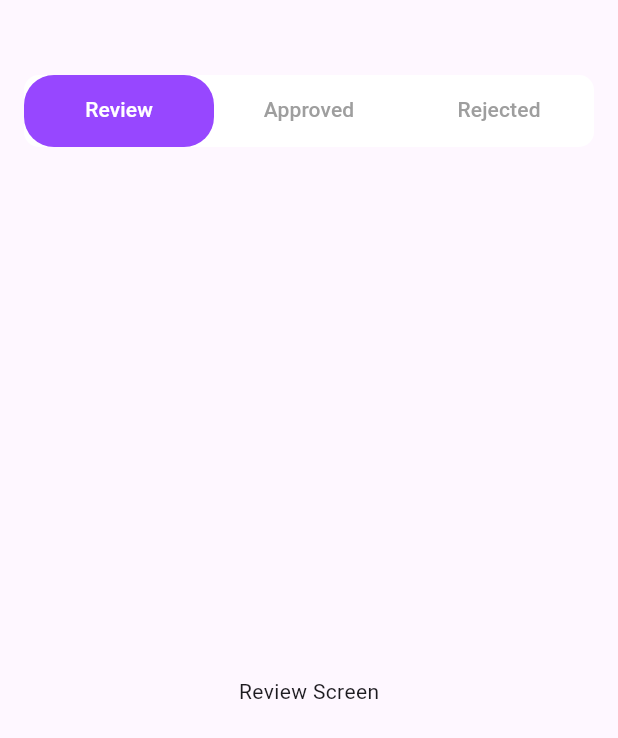
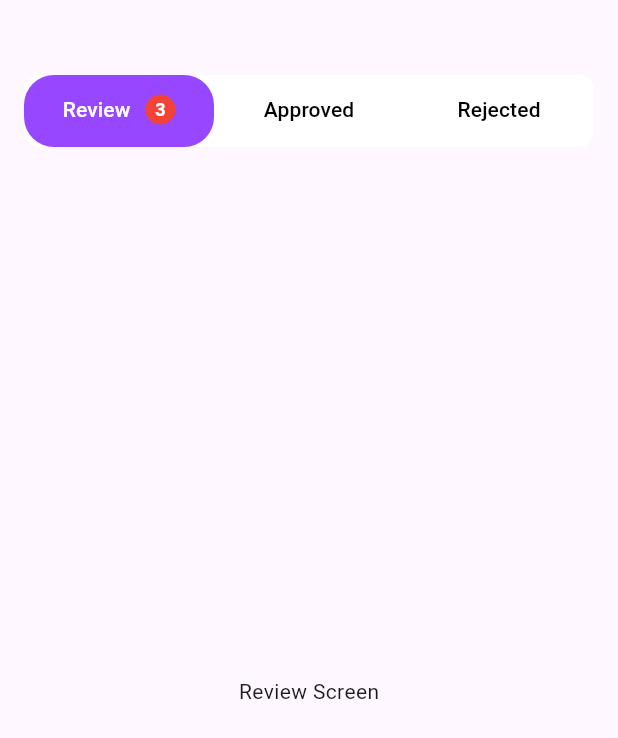
Before and after one commit to digitechdevs/beluga_design_flutter, a Flutter app: the screen it shows after launch, on a phone screen of 412 x 824 dp. Shown: the top 738 px of the screen. Run offline on Flutter 3.47's test engine with Material 3 defaults, Android fonts, the light colour scheme and no system bars; our stand-ins replace flutter_screenutil.

Commit message:
Update CustomTabBar and HomeScreen for improved tab layout and styling

```diff
--- a/example/lib/Widget/cutomTabBar.dart
+++ b/example/lib/Widget/cutomTabBar.dart
@@ -15,7 +15,7 @@ class CustomTabBar extends StatelessWidget {
     this.backgroundColor = Colors.white,
     this.indicatorColor = const Color(0xff9747FF),
     this.labelColor = Colors.white,
-    this.unselectedLabelColor = Colors.grey,
+    this.unselectedLabelColor = Colors.black,
   });
 
   @override
--- a/example/lib/home_screen.dart
+++ b/example/lib/home_screen.dart
@@ -12,16 +12,58 @@ class _HomeScreenState extends State<HomeScreen>
     with SingleTickerProviderStateMixin {
   @override
   Widget build(BuildContext context) {
-    return const Scaffold(
+    return Scaffold(
       body: Padding(
-        padding: EdgeInsets.only(top: 50),
+        padding: const EdgeInsets.only(top: 50),
         child: CustomTabBar(
           tabs: [
-            Tab(text: "Review"),
-            Tab(text: "Approved"),
-            Tab(text: "Rejected"),
+            Tab(
+              // text: "Review",
+              child: Row(
+                mainAxisAlignment: MainAxisAlignment.center,
+                crossAxisAlignment: CrossAxisAlignment.center,
+                children: [
+                  const Text("Review"),
+                  const SizedBox(
+                    width: 10,
+                  ),
+                  // Icon(Icons.abc_outlined)
+                  // CircleAvatar(
+                  //   radius: 10,
+                  //   backgroundColor: Colors.red,
+                  //   child: Text(
+                  //     "3",
+                  //     style: TextStyle(color: Colors.white),
+                  //   ),
+                  // )
+                  Container(
+                    padding: const EdgeInsets.all(6),
+                    decoration: const BoxDecoration(
+                      color: Colors.red,
+                      shape: BoxShape.circle,
+                    ),
+                    constraints: const BoxConstraints(
+                      minWidth: 20,
+                      minHeight: 20,
+                    ),
+                    child: const Center(
+                      child: Text(
+                        '3',
+                        style: TextStyle(
+                          color: Colors.white,
+                          fontWeight: FontWeight.bold,
+                          fontSize: 12,
+                        ),
+                      ),
+                    ),
+                  )
+                ],
+              ),
+            ),
+            const Tab(text: "Approved"),
+            const Tab(text: "Rejected"),
           ],
-          tabViews: [
+          tabViews: const [
             Center(child: Text("Review Screen")),
             Center(child: Text("Approved Screen")),
             Center(child: Text("Rejected Screen")),
```
